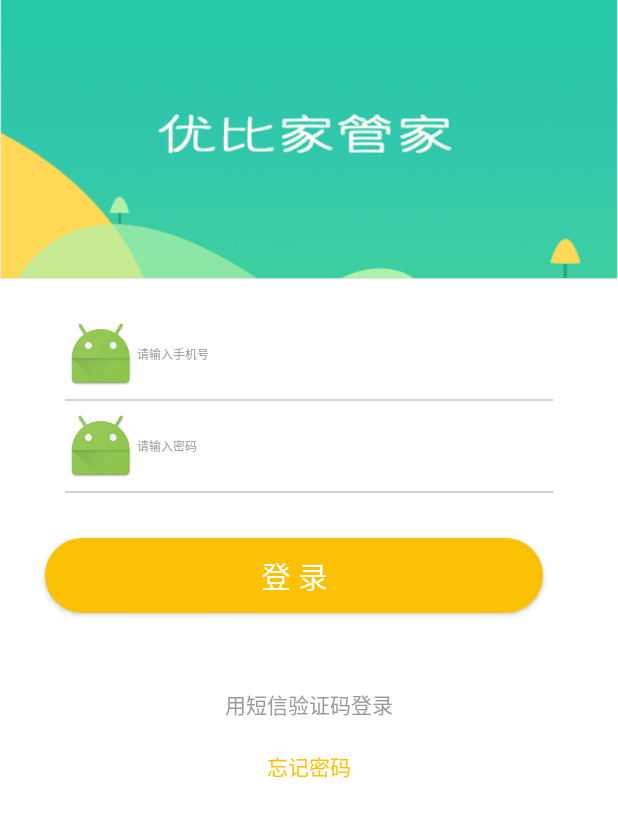
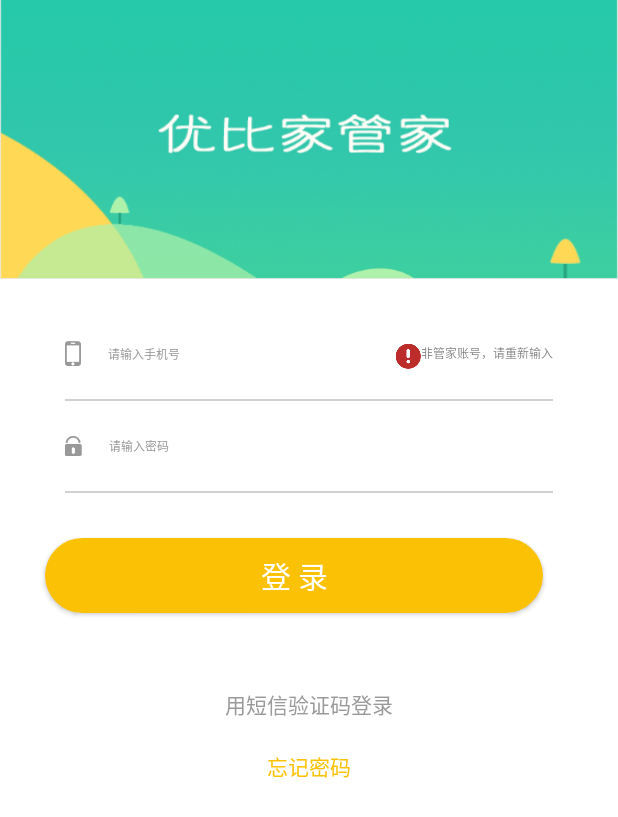
Before and after one commit to StoneInCHN/yxkj-operation-android, an Android app: the layout activity_login.xml on its own in the app's theme, with its tools: preview values and no code run, on a phone screen of 412 x 824 dp. Shown: the top 817 px of the screen. Run offline under Robolectric (Android 15) with nearby library versions, the phone set to English and light mode, and no system bars.

Commit message:
修改登录界面UI 增加相应icon

```diff
--- a/app/src/main/java/com/yxkj/deliveryman/base/BaseActivity.java
+++ b/app/src/main/java/com/yxkj/deliveryman/base/BaseActivity.java
@@ -27,7 +27,9 @@ import io.reactivex.schedulers.Schedulers;
  * @Author： 曾强
  */
 
-public abstract class BaseActivity extends RxAppCompatActivity implements View.OnClickListener{
+public abstract class
+
+BaseActivity extends RxAppCompatActivity implements View.OnClickListener{
     protected String TAG = getClass().getSimpleName();
     protected boolean useDefaultTitleBarColor;//状态栏颜色是否使用默认颜色
 
--- a/app/src/main/res/layout/activity_login.xml
+++ b/app/src/main/res/layout/activity_login.xml
@@ -14,16 +14,35 @@
         android:scaleType="fitXY"
         android:src="@mipmap/bg_login" />
 
-    <EditText
-        android:id="@+id/et_phone"
-        style="@style/et_normal"
+    <LinearLayout
+        android:layout_width="match_parent"
+        android:layout_height="wrap_content"
         android:layout_marginLeft="43dp"
         android:layout_marginRight="43dp"
         android:layout_marginTop="20dp"
-        android:background="@null"
-        android:drawableLeft="@mipmap/ic_launcher"
-        android:hint="请输入手机号"
-        android:inputType="phone" />
+        android:orientation="horizontal">
+
+        <EditText
+            android:id="@+id/et_phone"
+            style="@style/et_normal"
+            android:layout_width="0dp"
+            android:layout_weight="1"
+            android:background="@null"
+            android:drawableLeft="@mipmap/phone"
+            android:drawablePadding="@dimen/drawablepadding_18dp"
+            android:hint="请输入手机号"
+            android:inputType="phone" />
+
+        <TextView
+            android:layout_width="wrap_content"
+            android:layout_height="wrap_content"
+            android:drawableLeft="@mipmap/warning"
+            android:text="非管家账号，请重新输入"
+            android:textSize="@dimen/sp_12"
+            android:visibility="gone"
+            tools:visibility="visible" />
+
+    </LinearLayout>
 
     <View
         android:layout_width="match_parent"
@@ -38,7 +57,8 @@
         android:layout_marginLeft="43dp"
         android:layout_marginRight="43dp"
         android:background="@null"
-        android:drawableLeft="@mipmap/ic_launcher"
+        android:drawableLeft="@mipmap/password"
+        android:drawablePadding="@dimen/drawablepadding_18dp"
         android:hint="请输入密码"
         android:inputType="textPassword" />
 
--- a/app/src/main/res/values/dimens.xml
+++ b/app/src/main/res/values/dimens.xml
@@ -7,4 +7,5 @@
     <dimen name="divider_1dp">1dp</dimen>
     <dimen name="divider_1px">1px</dimen>
     <dimen name="set_pwd_padding_43dp">43dp</dimen>
+    <dimen name="drawablepadding_18dp">18dp</dimen>
 </resources>
```
Also changed, not shown: app/src/main/res/layout/activity_fillin.xml (+11 -9 lines), app/src/main/res/layout/activity_set_pwd.xml (+8 -4 lines), app/src/main/res/mipmap-xxhdpi/password.png (added), app/src/main/res/mipmap-xxhdpi/phone.png (added), app/src/main/res/mipmap-xxhdpi/sms.png (added), app/src/main/res/mipmap-xxhdpi/warning.png (added).
